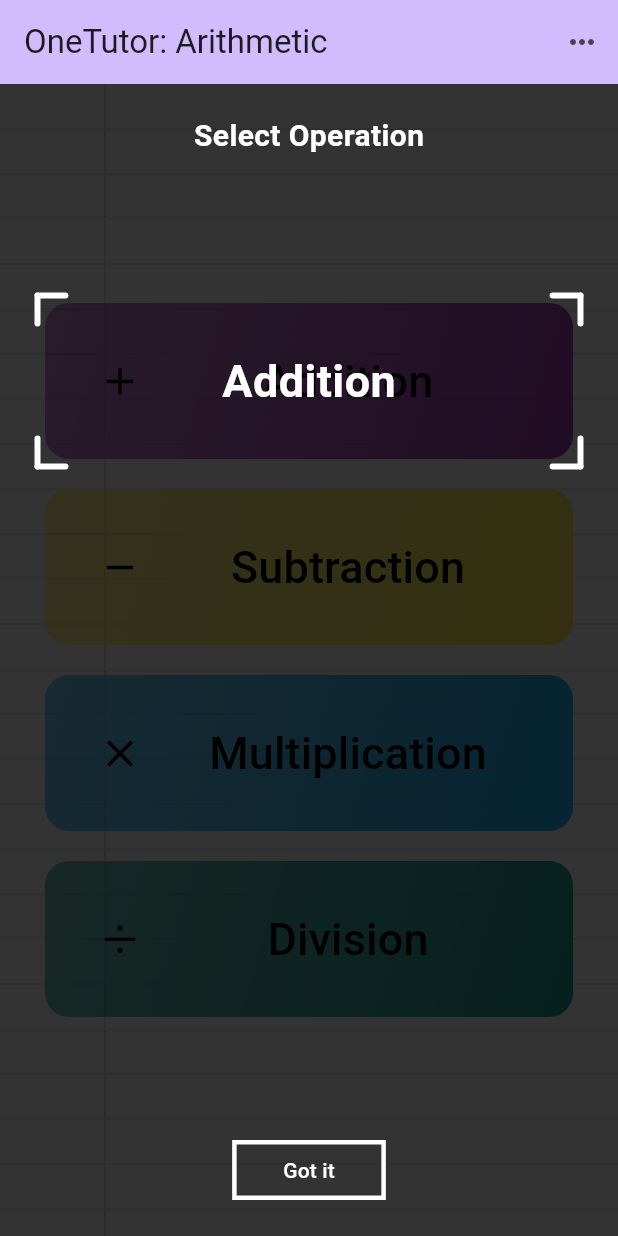
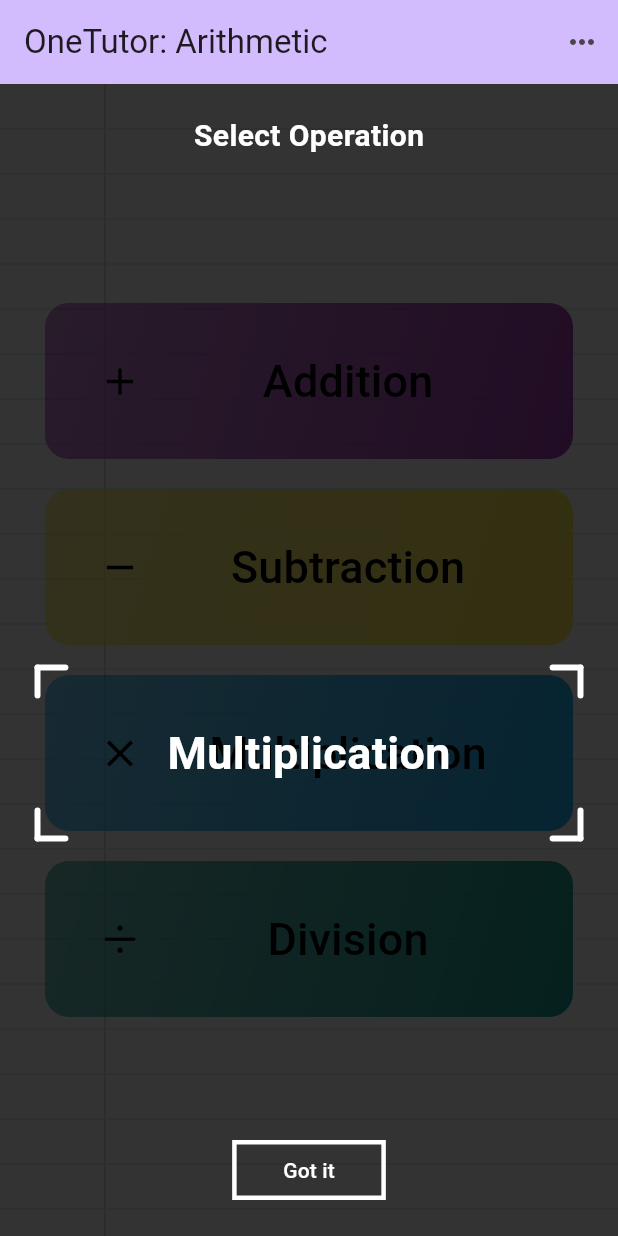
Before and after one commit to KulikovDO/OneTutor.Arithmetic, a Flutter app: the screen it shows after launch, on a phone screen of 412 x 824 dp. Run offline on Flutter 3.47's test engine with Material 3 defaults, Android fonts, the phone set to English and light mode, and no system bars; our stand-ins replace confetti, flutter_tts, google_fonts, shared_preferences; missing offline and left inert: flutter_soloud.

Commit message:
apply is portrait

```diff
--- a/lib/intros/start_screen_intro.dart
+++ b/lib/intros/start_screen_intro.dart
@@ -16,35 +16,32 @@ class StartScreenIntro extends StatefulWidget {
 
 class _StartScreenIntroState extends State<StartScreenIntro> {
 
-  // late Timer _timer;
+  late Timer _timer;
   int categoryIndex = 0;
 
-  // @override
-  // void initState() {
-  //   super.initState();
+  @override
+  void initState() {
+    super.initState();
 
+     _timer = Timer.periodic(const Duration(seconds:3), (Timer t) {
 
+      setState(() {
 
+        if(categoryIndex == categories.length - 1){
+          categoryIndex = 0;
+        } else {
+          categoryIndex += 1;
+        }
+      });
 
-  //    _timer = Timer.periodic(const Duration(seconds:3), (Timer t) {
+    });
+  }
 
-  //     setState(() {
-
-  //       if(categoryIndex == categories.length - 1){
-  //         categoryIndex = 0;
-  //       } else {
-  //         categoryIndex += 1;
-  //       }
-  //     });
-
-  //   });
-  // }
-
-// @override
-// void dispose() {
-//   _timer.cancel();
-//   super.dispose();
-// }
+  @override
+  void dispose() {
+    _timer.cancel();
+    super.dispose();
+  }
 
   _handleOnPressedGotIt(){
 
@@ -63,9 +60,9 @@ class _StartScreenIntroState extends State<StartScreenIntro> {
       child: Stack(
         children: [
 
-          const Padding(
-            padding: EdgeInsets.only(top: 20.0),
-            child: Row(
+          Padding(
+            padding: EdgeInsets.only(top: isPortrait ? 20.0 : 0),
+            child: const Row(
               mainAxisAlignment: MainAxisAlignment.center,
               children: [
                 Text(
@@ -113,7 +110,7 @@ class _StartScreenIntroState extends State<StartScreenIntro> {
               mainAxisAlignment: MainAxisAlignment.end,
               children: [
                 Padding(
-                  padding: const EdgeInsets.only(bottom: 20.0),
+                  padding: EdgeInsets.only(bottom: isPortrait ? 20.0 : 0),
                   child: IntroButton(text: "Got it", onPressed: _handleOnPressedGotIt),
                 )
               ],
```
